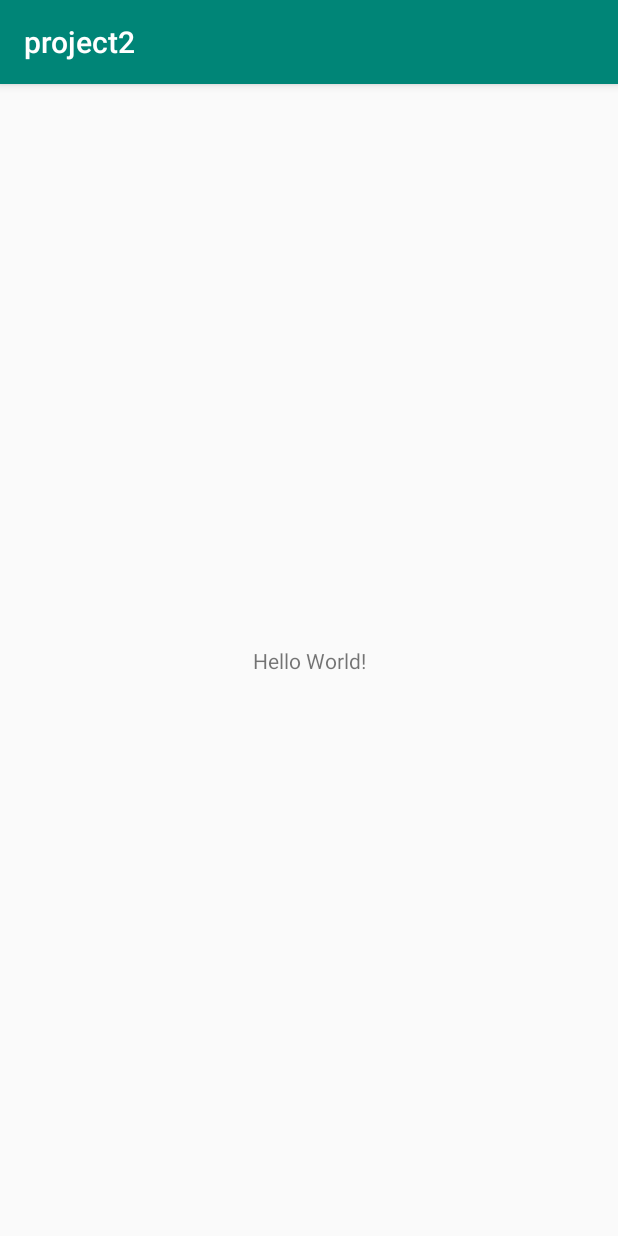
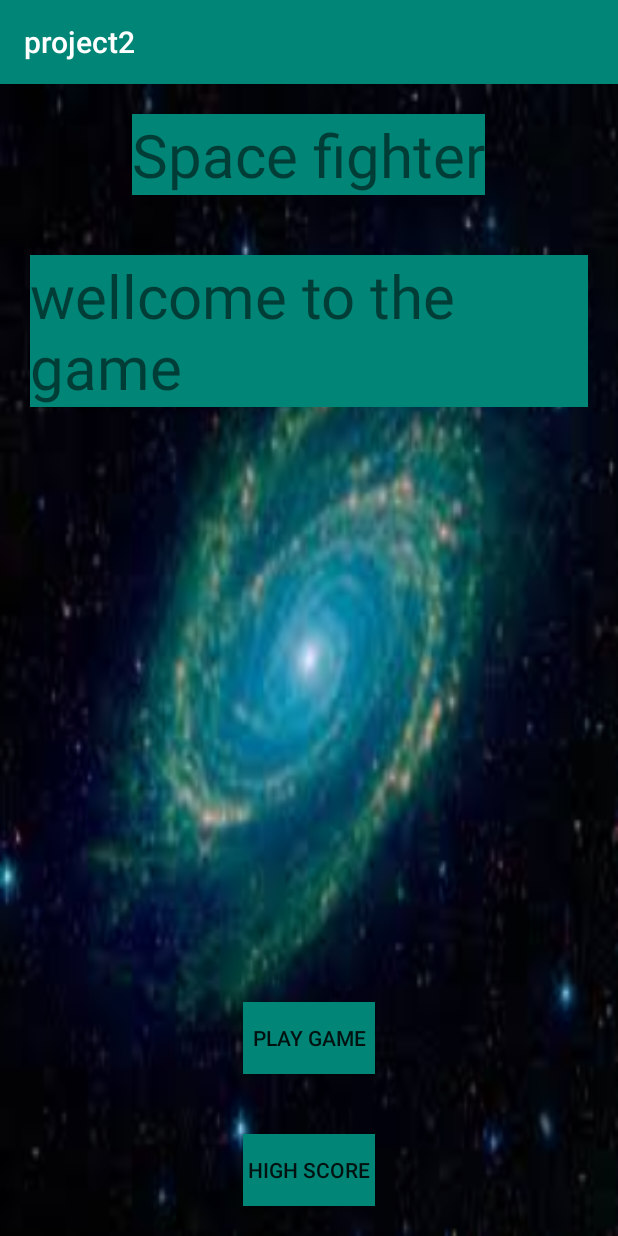
Before and after one commit to AJHudson2003/newproject, an Android app: the screen it shows after launch (MainActivity), on a phone screen of 412 x 824 dp. Run offline under Robolectric (Android 15) with nearby library versions, the phone set to English and light mode, and no system bars.

Commit message:
added buttons and text views to layout
tested on nexus 5

```diff
--- a/app/src/main/java/com/example/project2/MainActivity.java
+++ b/app/src/main/java/com/example/project2/MainActivity.java
@@ -2,7 +2,7 @@ package com.example.project2;
 
 import androidx.appcompat.app.AppCompatActivity;
 
-import android.os.Bundle;
+        import android.os.Bundle;
 
 public class MainActivity extends AppCompatActivity {
 
--- a/app/src/main/res/layout/activity_main.xml
+++ b/app/src/main/res/layout/activity_main.xml
@@ -1,18 +1,53 @@
 <?xml version="1.0" encoding="utf-8"?>
-<androidx.constraintlayout.widget.ConstraintLayout xmlns:android="http://schemas.android.com/apk/res/android"
-    xmlns:app="http://schemas.android.com/apk/res-auto"
+<RelativeLayout xmlns:android="http://schemas.android.com/apk/res/android"
     xmlns:tools="http://schemas.android.com/tools"
     android:layout_width="match_parent"
     android:layout_height="match_parent"
-    tools:context=".MainActivity">
+    android:background="@drawable/galaxy"
+
+   >
+
 
     <TextView
+        android:id="@+id/text1"
         android:layout_width="wrap_content"
         android:layout_height="wrap_content"
-        android:text="Hello World!"
-        app:layout_constraintBottom_toBottomOf="parent"
-        app:layout_constraintLeft_toLeftOf="parent"
-        app:layout_constraintRight_toRightOf="parent"
-        app:layout_constraintTop_toTopOf="parent" />
+        android:layout_centerHorizontal="true"
+        android:layout_margin="20dp"
+        android:background="@color/colorPrimary"
+        android:text="Space fighter"
+        android:textSize="40dp" />
 
-</androidx.constraintlayout.widget.ConstraintLayout>
+    <TextView
+        android:id="@+id/text2"
+        android:layout_width="wrap_content"
+        android:layout_height="wrap_content"
+        android:layout_centerHorizontal="true"
+        android:layout_margin="20dp"
+        android:background="@color/colorPrimary"
+        android:layout_below="@+id/text1"
+        android:text="wellcome to the game"
+        android:textSize="40dp" />
+
+
+    <Button
+        android:id="@+id/buttonPlay"
+        android:background="@color/colorPrimary"
+        android:layout_margin="20dp"
+        android:text="play game"
+        android:layout_width="wrap_content"
+        android:layout_height="wrap_content"
+        android:layout_above="@+id/buttonScore"
+        android:layout_centerHorizontal="true" />
+
+    <Button
+        android:id="@+id/buttonScore"
+        android:background="@color/colorPrimary"
+        android:layout_margin="20dp"
+        android:text="high score"
+        android:layout_width="wrap_content"
+        android:layout_height="wrap_content"
+        android:layout_alignParentBottom="true"
+        android:layout_centerHorizontal="true" />
+
+</RelativeLayout>
```
Also changed, not shown: app/src/main/res/drawable/galaxy.jpg (added), app/src/main/res/drawable/spaceshipenemy.png (added), app/src/main/res/drawable/spaceshipfriend.png (added).
